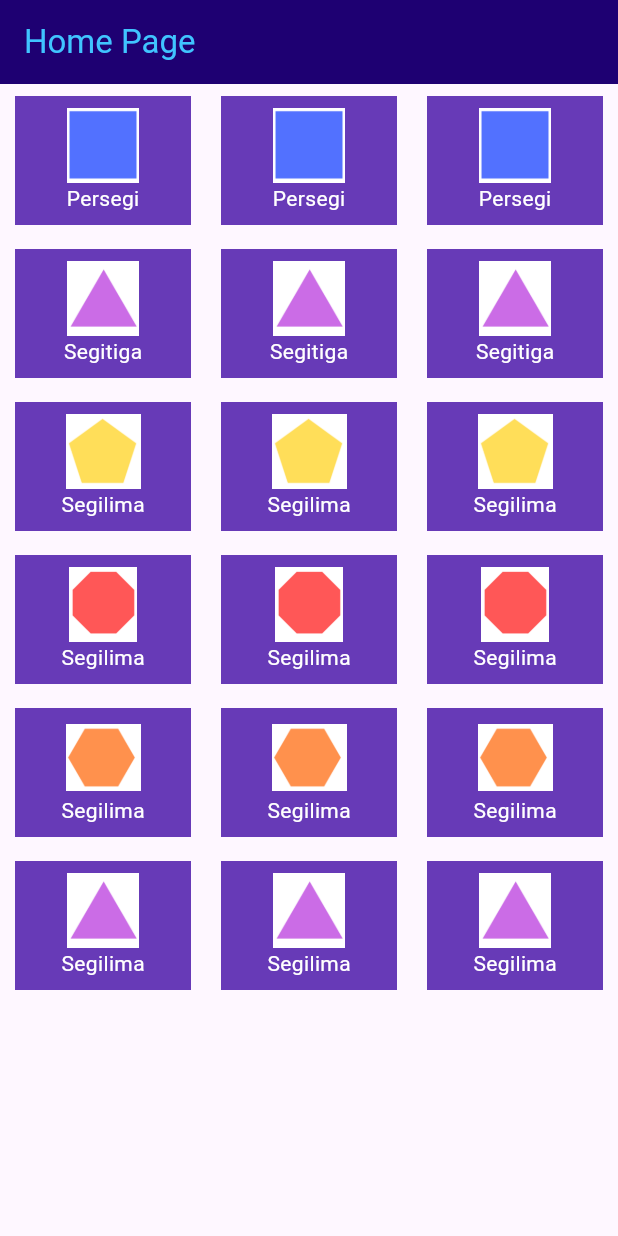
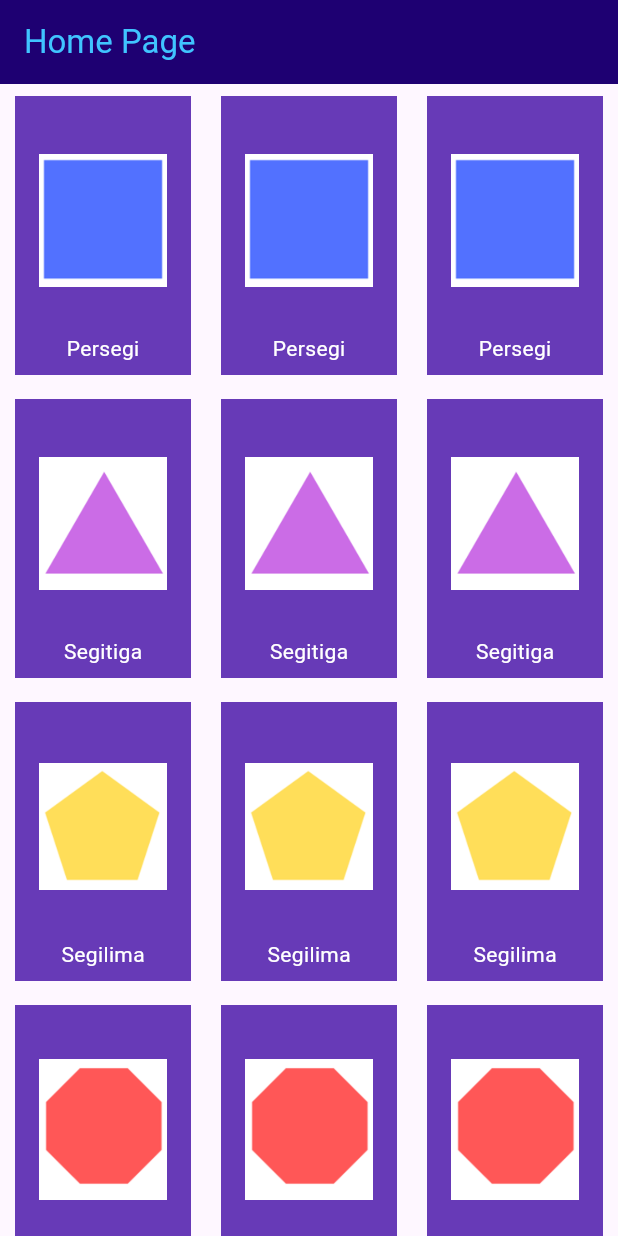
Before and after one commit to Akarinara/bangun_datar_apps, a Flutter app: the screen it shows after launch, on a phone screen of 412 x 824 dp. Run offline on Flutter 3.47's test engine with Material 2 defaults, Android fonts, the phone set to English and light mode, and no system bars; our stand-ins replace get.

Commit message:
-Custom Component

```diff
--- a/lib/page/home_page.dart
+++ b/lib/page/home_page.dart
@@ -1,3 +1,4 @@
+import 'package:bangun_datar_kelas_b/page/persegi_page.dart';
 import 'package:flutter/material.dart';
 
 class HomePage extends StatelessWidget {
@@ -17,43 +18,84 @@ class HomePage extends StatelessWidget {
         children: [
           Row(
             children: [
-              Expanded(child: CustomMenu(imageAsset: "assets/persegi.png",title: "Persegi")),
-              Expanded(child: CustomMenu(imageAsset: "assets/persegi.png",title: "Persegi")),
-              Expanded(child: CustomMenu(imageAsset: "assets/persegi.png",title: "Persegi")),
+              Expanded(
+                  child: InkWell(
+                      onTap: () {
+                        Navigator.push(context, MaterialPageRoute(builder: (context)=>PersegiPage()));
+                      },
+                      child: CustomMenu(
+                          imageAsset: "assets/persegi.png", title: "Persegi"))),
+              Expanded(
+                  child: CustomMenu(
+                      imageAsset: "assets/persegi.png", title: "Persegi")),
+              Expanded(
+                  child: CustomMenu(
+                      imageAsset: "assets/persegi.png", title: "Persegi")),
             ],
           ),
           Row(
             children: [
-              Expanded(child: CustomMenu(imageAsset: "assets/segitiga.png",title: "Segitiga")),
-              Expanded(child: CustomMenu(imageAsset: "assets/segitiga.png",title: "Segitiga")),
-              Expanded(child: CustomMenu(imageAsset: "assets/segitiga.png",title: "Segitiga")),
+              Expanded(
+                  child: CustomMenu(
+                      imageAsset: "assets/segitiga.png", title: "Segitiga")),
+              Expanded(
+                  child: CustomMenu(
+                      imageAsset: "assets/segitiga.png", title: "Segitiga")),
+              Expanded(
+                  child: CustomMenu(
+                      imageAsset: "assets/segitiga.png", title: "Segitiga")),
             ],
           ),
           Row(
             children: [
-              Expanded(child: CustomMenu(imageAsset: "assets/segi_lima.png",title: "Segilima")),
-              Expanded(child: CustomMenu(imageAsset: "assets/segi_lima.png",title: "Segilima")),
-              Expanded(child: CustomMenu(imageAsset: "assets/segi_lima.png",title: "Segilima")),
+              Expanded(
+                  child: CustomMenu(
+                      imageAsset: "assets/segi_lima.png", title: "Segilima")),
+              Expanded(
+                  child: CustomMenu(
+                      imageAsset: "assets/segi_lima.png", title: "Segilima")),
+              Expanded(
+                  child: CustomMenu(
+                      imageAsset: "assets/segi_lima.png", title: "Segilima")),
             ],
-          ), Row(
+          ),
+          Row(
             children: [
-              Expanded(child: CustomMenu(imageAsset: "assets/segidelapan.png",title: "Segilima")),
-              Expanded(child: CustomMenu(imageAsset: "assets/segidelapan.png",title: "Segilima")),
-              Expanded(child: CustomMenu(imageAsset: "assets/segidelapan.png",title: "Segilima")),
+              Expanded(
+                  child: CustomMenu(
+                      imageAsset: "assets/segidelapan.png", title: "Segilima")),
+              Expanded(
+                  child: CustomMenu(
+                      imageAsset: "assets/segidelapan.png", title: "Segilima")),
+              Expanded(
+                  child: CustomMenu(
+                      imageAsset: "assets/segidelapan.png", title: "Segilima")),
             ],
-          ), Row(
+          ),
+          Row(
             children: [
-              Expanded(child: CustomMenu(imageAsset: "assets/segienam.png",title: "Segilima")),
-              Expanded(child: CustomMenu(imageAsset: "assets/segienam.png",title: "Segilima")),
-              Expanded(child: CustomMenu(imageAsset: "assets/segienam.png",title: "Segilima")),
-
+              Expanded(
+                  child: CustomMenu(
+                      imageAsset: "assets/segienam.png", title: "Segilima")),
+              Expanded(
+                  child: CustomMenu(
+                      imageAsset: "assets/segienam.png", title: "Segilima")),
+              Expanded(
+                  child: CustomMenu(
+                      imageAsset: "assets/segienam.png", title: "Segilima")),
             ],
-          ), Row(
+          ),
+          Row(
             children: [
-              Expanded(child: CustomMenu(imageAsset: "assets/segitiga.png",title: "Segilima")),
-              Expanded(child: CustomMenu(imageAsset: "assets/segitiga.png",title: "Segilima")),
-              Expanded(child: CustomMenu(imageAsset: "assets/segitiga.png",title: "Segilima")),
-
+              Expanded(
+                  child: CustomMenu(
+                      imageAsset: "assets/segitiga.png", title: "Segilima")),
+              Expanded(
+                  child: CustomMenu(
+                      imageAsset: "assets/segitiga.png", title: "Segilima")),
+              Expanded(
+                  child: CustomMenu(
+                      imageAsset: "assets/segitiga.png", title: "Segilima")),
             ],
           )
         ],
@@ -64,21 +106,29 @@ class HomePage extends StatelessWidget {
 
 class CustomMenu extends StatelessWidget {
   const CustomMenu({
-    super.key, required this.imageAsset, required this.title,
+    super.key,
+    required this.imageAsset,
+    required this.title,
   });
 
   final String imageAsset;
   final String title;
+
   @override
   Widget build(BuildContext context) {
     return Container(
-      margin: EdgeInsets.symmetric(horizontal: 10,vertical : 8),
+        margin: EdgeInsets.symmetric(horizontal: 10, vertical: 8),
         color: Colors.deepPurple,
         padding: EdgeInsets.symmetric(horizontal: 16, vertical: 8),
         child: Column(
           children: [
-            Image.asset(imageAsset,width: 50, height: 50,),
-            Text(title, style: TextStyle(color: Colors.white),
+            Image.asset(
+              imageAsset,
+              height: 150,
+            ),
+            Text(
+              title,
+              style: TextStyle(color: Colors.white),
             ),
           ],
         ));
--- a/pubspec.yaml
+++ b/pubspec.yaml
@@ -35,6 +35,7 @@ dependencies:
   # The following adds the Cupertino Icons font to your application.
   # Use with the CupertinoIcons class for iOS style icons.
   cupertino_icons: ^1.0.2
+  get: ^4.6.6
 
 dev_dependencies:
   flutter_test:
```
Also changed, not shown: lib/controller/persegi_controller.dart (added, +20 -0 lines), lib/page/persegi_page.dart (added, +100 -0 lines), pubspec.lock.
